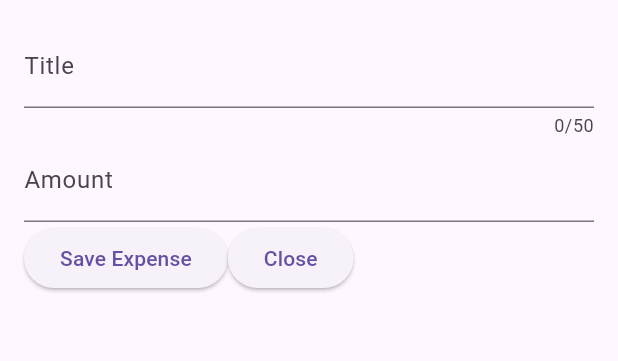
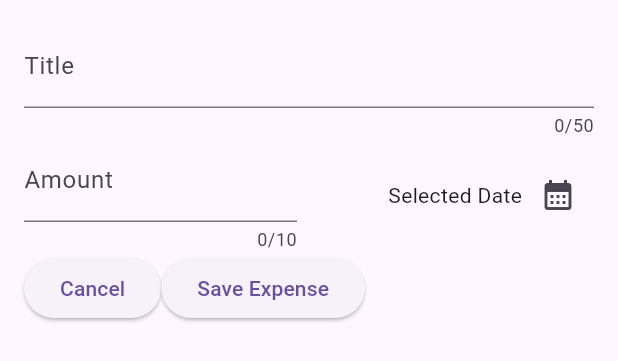
Before and after one commit to thi-tr/expense_tracker, a Flutter app: the NewExpense widget shown alone on an empty page, opened directly, on a phone screen of 412 x 824 dp. Shown: the top 361 px of the screen. Run offline on Flutter 3.47's test engine with Material 3 defaults, Android fonts, the phone set to English and light mode, and no system bars.

Commit message:
Fixed Amount Controller and Date Selector to pcik date

```diff
--- a/lib/widgets/new_expense.dart
+++ b/lib/widgets/new_expense.dart
@@ -1,4 +1,7 @@
 import 'package:flutter/material.dart';
+import 'package:intl/intl.dart';
+
+final formatter = DateFormat.yMd();
 
 class NewExpense extends StatefulWidget{
   const NewExpense({super.key});
@@ -11,6 +14,7 @@ class NewExpense extends StatefulWidget{
 class _NewExpenseState extends State<NewExpense>{
   final _titleController = TextEditingController();
   final _amountController = TextEditingController();
+  DateTime? _selectedDate;
 
   @override
   void dispose(){
@@ -19,7 +23,18 @@ class _NewExpenseState extends State<NewExpense>{
     super.dispose();
   }
 
-  void close(){
+  void _presentDatePicker() async{
+    final now = DateTime.now();
+    final firstDate = DateTime(now.year - 1, now.month, now.day);
+    final pickedDate = await showDatePicker(
+      context: context,
+      initialDate: now,
+      firstDate: firstDate,
+      lastDate: now
+    );
+    setState(() {
+      _selectedDate = pickedDate;
+    });
   }
 
   @override
@@ -34,25 +49,54 @@ class _NewExpenseState extends State<NewExpense>{
             keyboardType: TextInputType.name,
             decoration: InputDecoration(label: Text("Title")),
           ),
-          TextField(
+          Row(
+            children: [
+              Expanded(child: TextField(
                 controller: _amountController,
+                maxLength: 10,
                 keyboardType: TextInputType.number,
                 decoration: InputDecoration(
                   prefixText: '\$',
-              label: Text("Amount")),
+                  label: Text("Amount")
+                ),
+              )),
+              const SizedBox(width: 16),
+              Expanded(
+                child: Row(
+                  mainAxisAlignment: MainAxisAlignment.end,
+                  crossAxisAlignment: CrossAxisAlignment.center,
+                  children: [
+                    Text(
+                      _selectedDate == null
+                      ? "Selected Date"
+                      : formatter.format(_selectedDate!),
+                    ),
+                    IconButton(
+                      onPressed: () {
+                        _presentDatePicker();
+                      },
+                      icon: const Icon(Icons.calendar_month)
+                    ),
+                  ],
+                ),
+              ),
+            ],
           ),
 
-          Row(children: [
+          Row(
+            children: [
+              ElevatedButton(
+                onPressed: (){
+                  Navigator.pop(context);
+                },
+                child: Text("Cancel")
+              ),
               ElevatedButton(
                 onPressed: (){
                   print(_titleController.text);
                   print(_amountController.text);
                 },
                 child: Text("Save Expense"),
-            ),
-            ElevatedButton(
-              onPressed: close,
-              child: Text("Close"),
               ),
             ],
           )
```
Lines whose indentation alone changed are shown as unchanged.
